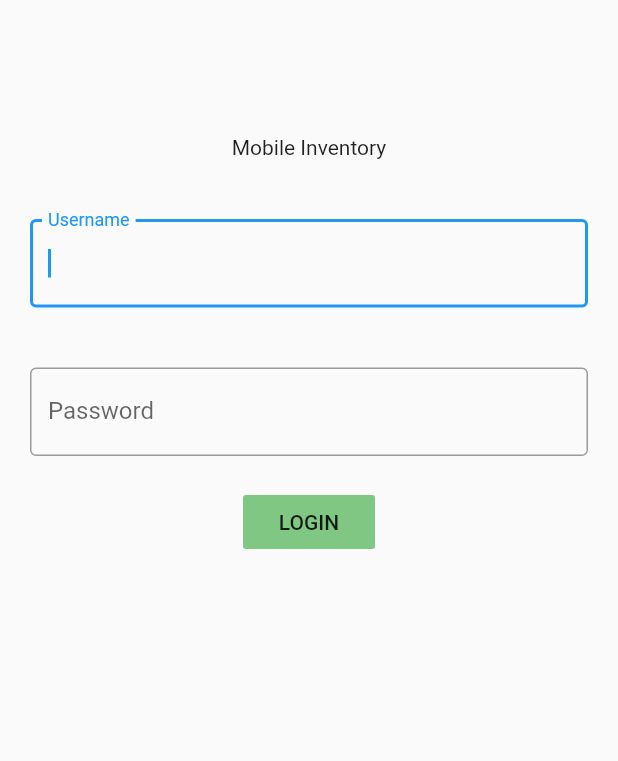
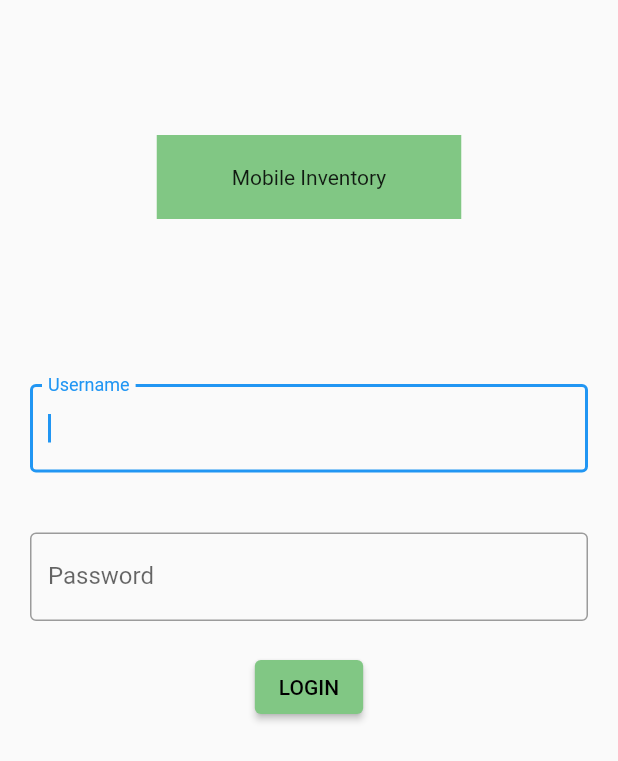
Before and after one commit to gonzalesdralla/mobileInventory, a Flutter app: the screen it shows after launch, on a phone screen of 412 x 824 dp. Shown: the top 761 px of the screen. Run offline on Flutter 3.47's test engine with Material 2 defaults, Android fonts, the phone set to English and light mode, and no system bars.

Commit message:
login page complete. not final

```diff
--- /dev/null
+++ b/lib/LoginPageState.dart
@@ -0,0 +1,74 @@
+import 'package:flutter/material.dart';
+import 'homepage.dart';
+
+@override
+class LoginPageState extends StatefulWidget {
+  LoginPage createState() => LoginPage();
+}
+
+class LoginPage extends State<LoginPageState>{
+  final _formKey = GlobalKey<FormState>();
+  final _username = "admin";
+  final _password = "123";
+  final usernameController = TextEditingController();
+  final passwordController = TextEditingController();
+
+
+  @override
+  Widget build(BuildContext context) {
+    return Form(
+          key: _formKey,
+          child: Column(children: [
+            //USERNAME
+            Padding(
+              padding: EdgeInsets.fromLTRB(20.0, 90.0, 20.0, 20.0),
+                child:TextFormField(
+                autofocus: true,
+                controller: usernameController,
+                decoration: InputDecoration(
+                border: OutlineInputBorder(),
+                labelText: "Username"),
+                validator: (value){
+		            if (value.isEmpty  || value != _username){
+                  return "Input correct username";}
+
+                return null;
+                })),
+
+            //PASSWORD
+            Padding(
+              padding: EdgeInsets.all(20.0),
+                child: TextFormField(
+                obscureText: true,
+                controller: passwordController,
+                decoration: InputDecoration(
+                border: OutlineInputBorder(),
+                labelText: "Password"),
+                validator: (value){
+		            if (value.isEmpty || value != _password){
+                  return "Input correct password";}
+
+                return null;
+                })),
+
+            //LOGIN
+            ElevatedButton(
+              style: ButtonStyle(
+                backgroundColor: MaterialStateProperty.all<Color>(Colors.green[300])),
+                child: Text("LOGIN",
+                          style: TextStyle(color: Colors.black)),
+              onPressed: ( ) {
+                if(_formKey.currentState.validate()){
+                  Navigator.push(
+                context, MaterialPageRoute(builder: (context) => HomePage()));
+                }
+              },
+                )
+            ]
+          )
+        );
+
+  }
+
+
+}
--- a/lib/loginpage.dart
+++ b/lib/loginpage.dart
@@ -1,39 +1,27 @@
 import 'package:flutter/material.dart';
-import 'homepage.dart';
+import 'LoginPageState.dart';
 
-class LoginPage extends StatelessWidget {
-  @override
-  Widget build(BuildContext context) {
-    return Scaffold(
-        body: Container(
-          child: Column(children: [
+
+
+class LoginPage extends StatelessWidget{
+  Widget build(BuildContext context){
+  return Scaffold(
+    body: Container(
+      child: SingleChildScrollView(
+        child: Column(
+          children: [
             Padding(
               padding: EdgeInsets.fromLTRB(20.0, 90.0, 20.0, 20.0),
-              child: Text("Mobile Inventory")),
+              child: Container(
+                color: Colors.green[300],
+                padding: EdgeInsets.symmetric(horizontal: 50.0, vertical: 20.0),
+                child: Text("Mobile Inventory"))),
 
-            Padding(
-              padding: EdgeInsets.fromLTRB(20.0, 20.0, 20.0, 20.0),
-              child: TextField(
-                decoration: InputDecoration(
-                border: OutlineInputBorder(), labelText: "Username"),
-              autofocus: true)),
+            LoginPageState(),]
+        )
+      )
+    )
 
-            Padding(
-              padding: EdgeInsets.fromLTRB(20.0, 20.0, 20.0, 20.0),
-              child: TextField(
-                obscureText: true,
-                decoration: InputDecoration(
-                  border: OutlineInputBorder(),
-                  labelText: "Password"))),
-
-            FlatButton(
-              color: Colors.green[300],
-              onPressed: () {
-                Navigator.push(context, MaterialPageRoute(builder: (context) => HomePage()));},
-                child: Text("LOGIN"))
-            ]
-          )
-        )
-      );
-  }
+  );
 }
+}
--- a/lib/main.dart
+++ b/lib/main.dart
@@ -1,5 +1,10 @@
 import 'package:flutter/material.dart';
 import 'loginpage.dart';
+import 'addproduct.dart';
+import 'drawer.dart';
+import 'homepage.dart';
+import 'updateproduct.dart';
+import 'viewproduct.dart';
 
 void main() {
   runApp(MobileInventory());
@@ -8,6 +13,17 @@ void main() {
 class MobileInventory extends StatelessWidget {
   @override
   Widget build(BuildContext context) {
-    return MaterialApp(title: "Mobile Inventory demo", home: LoginPage());
+    return MaterialApp(title: "Mobile Inventory demo",
+    initialRoute: '/',
+    routes:{
+      '/':(context) => LoginPage(),
+      '/homepage':(context) => HomePage(),
+      'drawer':(context) => DrawerPage(),
+      '/addproduct':(context) => AddProductPage(),
+      '/viewproduct':(context) => ViewProductPage(),
+      '/updateproduct':(context) => UpdateProductPage()
+    }
+
+    );
   }
 }
```
Also changed, not shown: 1 other file.
